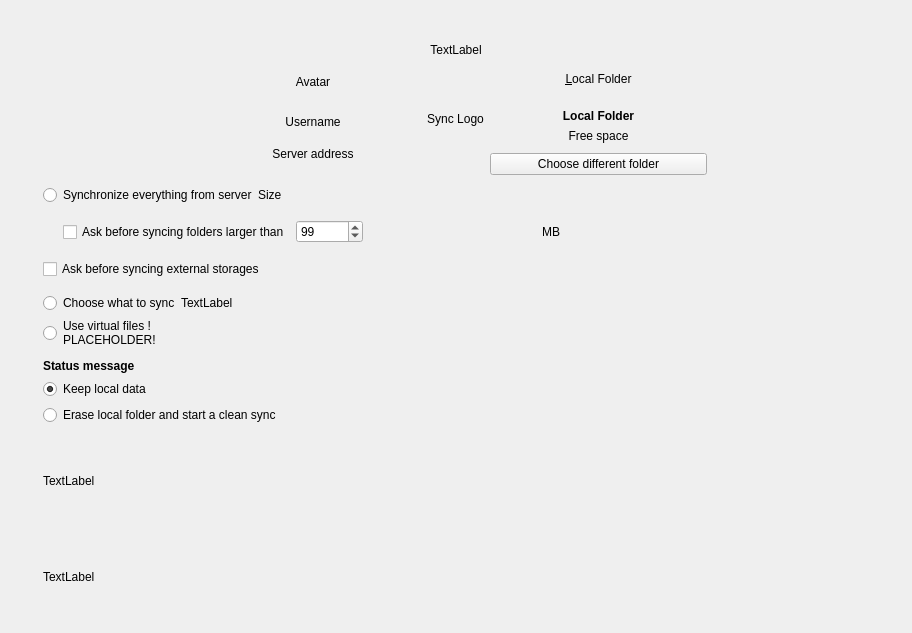
This is src/gui/wizard/owncloudadvancedsetuppage.ui in IONOS-Productivity/nc-desktop as Qt 5 draws it before an edit. The edited form follows.
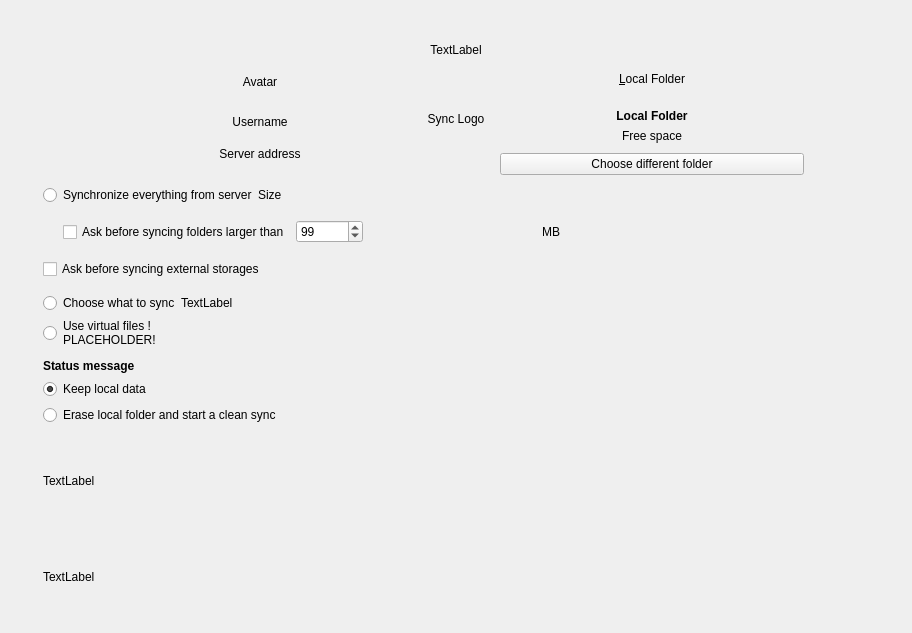
This is the edited form.

Commit message:
[SES-144] remove spacers and add margin to top box
this way it is easier to control the spacing

What changed in the file:
```diff
--- a/src/gui/wizard/owncloudadvancedsetuppage.ui
+++ b/src/gui/wizard/owncloudadvancedsetuppage.ui
@@ -83,28 +83,21 @@
       </widget>
      </item>
      <item>
-      <layout class="QHBoxLayout" name="topAreaHBox" stretch="3,4,1,4,3">
+      <layout class="QHBoxLayout" name="topAreaHBox" stretch="4,1,4">
+       <property name="sizeConstraint">
+        <enum>QLayout::SetFixedSize</enum>
+       </property>
        <property name="leftMargin">
-        <number>0</number>
+        <number>65</number>
        </property>
        <property name="rightMargin">
-        <number>0</number>
+        <number>65</number>
        </property>
-       <item>
-        <spacer name="horizontalSpacer_4">
-         <property name="orientation">
-          <enum>Qt::Horizontal</enum>
-         </property>
-         <property name="sizeHint" stdset="0">
-          <size>
-           <width>40</width>
-           <height>20</height>
-          </size>
-         </property>
-        </spacer>
-       </item>
        <item>
         <layout class="QVBoxLayout" name="serverVBox">
+         <property name="sizeConstraint">
+          <enum>QLayout::SetFixedSize</enum>
+         </property>
          <item>
           <widget class="QLabel" name="lServerIcon">
            <property name="sizePolicy">
@@ -348,19 +341,6 @@
          </item>
         </layout>
        </item>
-       <item>
-        <spacer name="horizontalSpacer_3">
-         <property name="orientation">
-          <enum>Qt::Horizontal</enum>
-         </property>
-         <property name="sizeHint" stdset="0">
-          <size>
-           <width>40</width>
-           <height>20</height>
-          </size>
-         </property>
-        </spacer>
-       </item>
       </layout>
      </item>
      <item>
```
